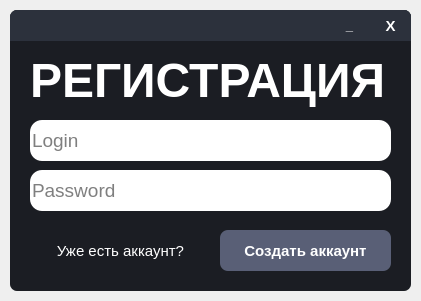
Before: the Qt Designer form VK_Bot/Registration_Window/registration_window.ui in otaboyevsardorbek1/VK-Bot-ru, drawn with Qt 5.
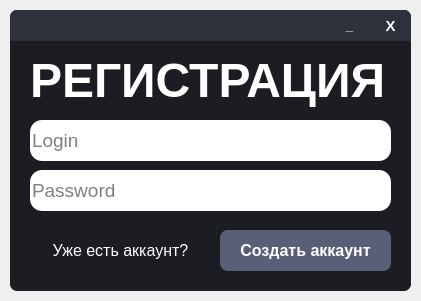
After: the same form once the commit is applied. Icons and pictures are not drawn.

The edit to the form file:
```diff
--- a/VK_Bot/Registration_Window/registration_window.ui
+++ b/VK_Bot/Registration_Window/registration_window.ui
@@ -267,7 +267,7 @@
      </property>
      <property name="font">
       <font>
-       <pointsize>11</pointsize>
+       <pointsize>12</pointsize>
        <weight>75</weight>
        <bold>true</bold>
       </font>
@@ -305,7 +305,7 @@
      </property>
      <property name="font">
       <font>
-       <pointsize>11</pointsize>
+       <pointsize>12</pointsize>
        <weight>50</weight>
        <bold>false</bold>
        <underline>false</underline>
```
